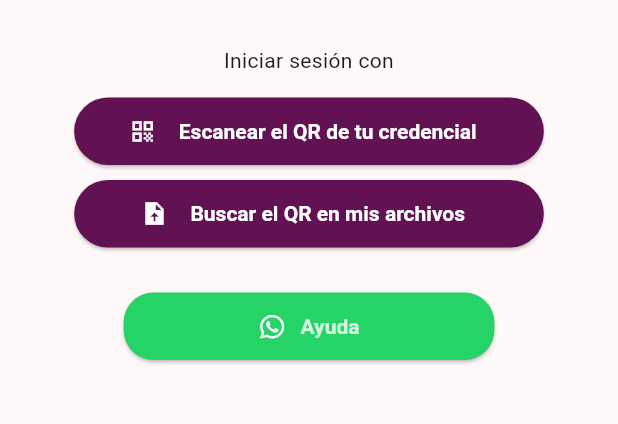
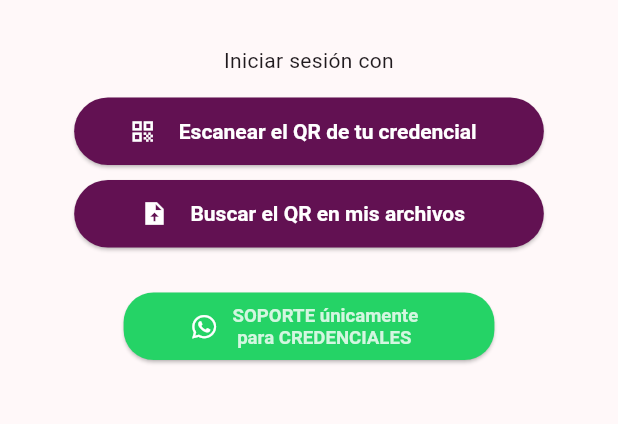
Before and after one commit to diamardan/cetis4-2023, a Flutter app: the screen it shows after launch, on a phone screen of 412 x 824 dp, the part 318-742 px from its top. Run offline on Flutter 3.47's test engine with Material 2 defaults, Android fonts, the phone set to English and light mode, and no system bars; drawn by our look-alikes of modal_progress_hud_nsn; our stand-ins replace barcode_widget, device_info_plus, dio, firebase_core, firebase_messaging, flutter_dotenv and 15 more; missing offline and left inert: flutter_barcode_scanner, scan, syncfusion_flutter_pdfviewer; accounts and stored records are empty.

Commit message:
boton de whatsapp solo para soporte de credenciales

```diff
--- a/lib/utils/whatsapp_button.dart
+++ b/lib/utils/whatsapp_button.dart
@@ -39,9 +39,14 @@ class _WhatsappHelpBtnState extends State<WhatsappHelpBtn> {
             const SizedBox(
               width: 10,
             ),
-            Text(
-              'Ayuda',
-              style: TextStyle(color: Colors.white.withOpacity(0.8)),
+            SizedBox(
+              width: 130,
+              child: FittedBox(
+                child: Text(
+                  'SOPORTE únicamente  \n para CREDENCIALES',
+                  style: TextStyle(color: Colors.white.withOpacity(0.8)),
+                ),
+              ),
             )
           ],
         ),
```
Also changed, not shown: lib/features/home/screens/home_screen.dart (+12 -1 lines).
